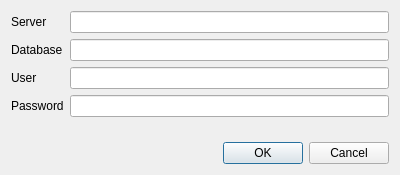
Qt form connectdialog.ui (Kuszki/EW-Database) before a commit.
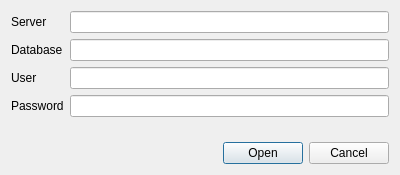
The same form after that commit.

What changed in the file:
```diff
--- a/connectdialog.ui
+++ b/connectdialog.ui
@@ -41,7 +41,7 @@
       <enum>Qt::Horizontal</enum>
      </property>
      <property name="standardButtons">
-      <set>QDialogButtonBox::Cancel|QDialogButtonBox::Ok</set>
+      <set>QDialogButtonBox::Cancel|QDialogButtonBox::Open</set>
      </property>
     </widget>
    </item>
```
